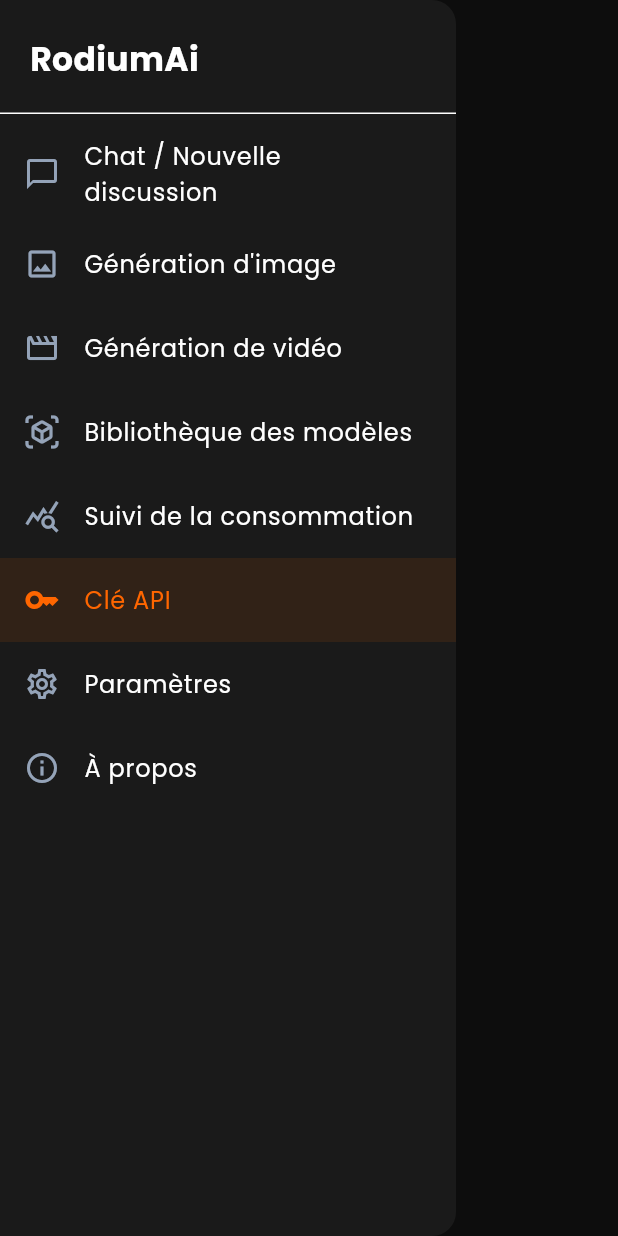
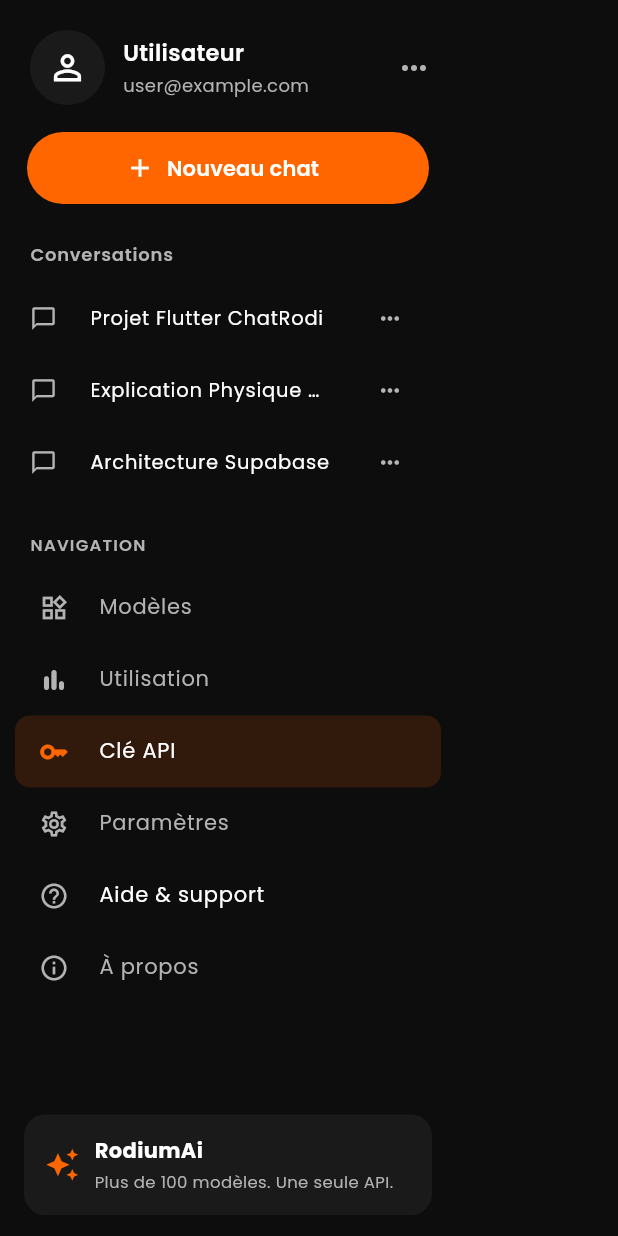
Before and after one commit to justin2119/ChatRodi, a Flutter app: the ChatDrawer widget shown alone on an empty page, opened directly, on a phone screen of 412 x 824 dp. Run offline on Flutter 3.47's test engine with Material 3 defaults, Android fonts, the phone set to English and light mode, and no system bars; our stand-ins replace dio, file_picker, flutter_dotenv, flutter_riverpod, flutter_secure_storage, go_router and 2 more; accounts and stored records are empty.

Commit message:
Recreate Screen 12 chat drawer

```diff
--- a/chat_rodi/lib/features/chat/presentation/widgets/chat_drawer.dart
+++ b/chat_rodi/lib/features/chat/presentation/widgets/chat_drawer.dart
@@ -3,36 +3,125 @@
 
 import '../../../../core/routes/app_router.dart';
 
-/// Navigation principale vers les fonctionnalites de RodiumAi.
+/// Drawer correspondant a l'ecran 12 du mockup RodiumAi.
 class ChatDrawer extends StatelessWidget {
   const ChatDrawer({super.key});
+
+  static const _background = Color(0xFF0D0D0D);
+  static const _surface = Color(0xFF1A1A1A);
+  static const _orange = Color(0xFFFF6600);
+  static const _muted = Color(0xFFB3B3B3);
 
   @override
   Widget build(BuildContext context) {
     final currentLocation = GoRouterState.of(context).uri.path;
     return Drawer(
-      backgroundColor: const Color(0xFF1A1A1A),
+      backgroundColor: _background,
       child: SafeArea(
         child: Column(
           crossAxisAlignment: CrossAxisAlignment.stretch,
           children: [
+            Padding(
+              padding: const EdgeInsets.fromLTRB(20, 20, 16, 18),
+              child: Row(
+                children: [
+                  CircleAvatar(
+                    radius: 25,
+                    backgroundColor: _surface,
+                    child: const Icon(Icons.person_outline, color: Colors.white, size: 27),
+                  ),
+                  const SizedBox(width: 12),
+                  const Expanded(
+                    child: Column(
+                      crossAxisAlignment: CrossAxisAlignment.start,
+                      children: [
+                        Text('Utilisateur', style: TextStyle(color: Colors.white, fontSize: 15, fontWeight: FontWeight.w600)),
+                        SizedBox(height: 3),
+                        Text('user@example.com', style: TextStyle(color: _muted, fontSize: 12)),
+                      ],
+                    ),
+                  ),
+                  const Icon(Icons.more_horiz, color: _muted),
+                ],
+              ),
+            ),
+            Padding(
+              padding: const EdgeInsets.symmetric(horizontal: 18),
+              child: SizedBox(
+                height: 48,
+                child: ElevatedButton.icon(
+                  onPressed: () {
+                    Navigator.of(context).pop();
+                    context.go(AppRoutes.chat);
+                  },
+                  icon: const Icon(Icons.add, size: 20),
+                  label: const Text('Nouveau chat', style: TextStyle(fontWeight: FontWeight.w600)),
+                  style: ElevatedButton.styleFrom(
+                    backgroundColor: _orange,
+                    foregroundColor: Colors.white,
+                    shape: const StadiumBorder(),
+                    elevation: 0,
+                  ),
+                ),
+              ),
+            ),
             const Padding(
-              padding: EdgeInsets.fromLTRB(20, 24, 20, 20),
-              child: Text('RodiumAi', style: TextStyle(fontSize: 22, fontWeight: FontWeight.bold)),
+              padding: EdgeInsets.fromLTRB(20, 25, 20, 10),
+              child: Text('Conversations', style: TextStyle(color: _muted, fontSize: 12, fontWeight: FontWeight.w600, letterSpacing: .5)),
             ),
-            const Divider(height: 1),
             Expanded(
               child: ListView(
-                padding: const EdgeInsets.symmetric(vertical: 8),
+                padding: const EdgeInsets.symmetric(horizontal: 10),
                 children: [
-                  _item(context, currentLocation, Icons.chat_bubble_outline, 'Chat / Nouvelle discussion', AppRoutes.chat),
-                  _item(context, currentLocation, Icons.image_outlined, 'G\u00e9n\u00e9ration d\'image', AppRoutes.generateImage),
-                  _item(context, currentLocation, Icons.movie_outlined, 'G\u00e9n\u00e9ration de vid\u00e9o', AppRoutes.generateVideo),
-                  _item(context, currentLocation, Icons.view_in_ar_outlined, 'Biblioth\u00e8que des mod\u00e8les', AppRoutes.modelSelection),
-                  _item(context, currentLocation, Icons.query_stats, 'Suivi de la consommation', AppRoutes.usage),
-                  _item(context, currentLocation, Icons.key_outlined, 'Cl\u00e9 API', AppRoutes.byok),
-                  _item(context, currentLocation, Icons.settings_outlined, 'Param\u00e8tres', AppRoutes.settings),
-                  _item(context, currentLocation, Icons.info_outline, '\u00c0 propos', AppRoutes.about),
+                  _conversation(context, 'Projet Flutter ChatRodi'),
+                  _conversation(context, 'Explication Physique Chimie'),
+                  _conversation(context, 'Architecture Supabase'),
+                  const Padding(
+                    padding: EdgeInsets.fromLTRB(10, 23, 10, 10),
+                    child: Text('NAVIGATION', style: TextStyle(color: _muted, fontSize: 11, fontWeight: FontWeight.w600, letterSpacing: .8)),
+                  ),
+                  _navItem(context, currentLocation, Icons.widgets_outlined, 'Mod\u00e8les', AppRoutes.modelSelection),
+                  _navItem(context, currentLocation, Icons.bar_chart_rounded, 'Utilisation', AppRoutes.usage),
+                  _navItem(context, currentLocation, Icons.key_outlined, 'Cl\u00e9 API', AppRoutes.byok),
+                  _navItem(context, currentLocation, Icons.settings_outlined, 'Param\u00e8tres', AppRoutes.settings),
+                  ListTile(
+                    dense: true,
+                    leading: const Icon(Icons.help_outline, color: _muted, size: 20),
+                    title: const Text('Aide & support', style: TextStyle(color: Colors.white, fontSize: 14)),
+                    onTap: () {
+                      showDialog<void>(
+                        context: context,
+                        builder: (dialogContext) => AlertDialog(
+                          backgroundColor: _surface,
+                          title: const Text('Aide & support', style: TextStyle(color: Colors.white)),
+                          content: const Text('Besoin d\'aide ? Contactez notre equipe de support.', style: TextStyle(color: _muted)),
+                          actions: [TextButton(onPressed: () => Navigator.pop(dialogContext), child: const Text('Fermer', style: TextStyle(color: _orange)))],
+                        ),
+                      );
+                    },
+                  ),
+                  _navItem(context, currentLocation, Icons.info_outline, '\u00c0 propos', AppRoutes.about),
+                ],
+              ),
+            ),
+            Container(
+              margin: const EdgeInsets.fromLTRB(16, 8, 16, 14),
+              padding: const EdgeInsets.all(14),
+              decoration: BoxDecoration(color: _surface, borderRadius: BorderRadius.circular(14)),
+              child: const Row(
+                children: [
+                  Icon(Icons.auto_awesome, color: _orange, size: 23),
+                  SizedBox(width: 10),
+                  Expanded(
+                    child: Column(
+                      crossAxisAlignment: CrossAxisAlignment.start,
+                      children: [
+                        Text('RodiumAi', style: TextStyle(color: Colors.white, fontSize: 14, fontWeight: FontWeight.bold)),
+                        SizedBox(height: 3),
+                        Text('Plus de 100 mod\u00e8les. Une seule API.', style: TextStyle(color: _muted, fontSize: 11)),
+                      ],
+                    ),
+                  ),
                 ],
               ),
             ),
@@ -42,13 +131,35 @@
     );
   }
 
-  Widget _item(BuildContext context, String current, IconData icon, String label, String route) {
+  Widget _conversation(BuildContext context, String title) {
+    return ListTile(
+      dense: true,
+      contentPadding: const EdgeInsets.symmetric(horizontal: 10),
+      leading: const Icon(Icons.chat_bubble_outline, color: _muted, size: 18),
+      title: Text(title, maxLines: 1, overflow: TextOverflow.ellipsis, style: const TextStyle(color: Colors.white, fontSize: 13)),
+      trailing: PopupMenuButton<String>(
+        padding: EdgeInsets.zero,
+        icon: const Icon(Icons.more_horiz, color: _muted, size: 18),
+        color: _surface,
+        onSelected: (_) {},
+        itemBuilder: (context) => const [PopupMenuItem(value: 'options', child: Text('Options', style: TextStyle(color: Colors.white)))],
+      ),
+      onTap: () {
+        Navigator.of(context).pop();
+        context.go(AppRoutes.chat);
+      },
+    );
+  }
+
+  Widget _navItem(BuildContext context, String current, IconData icon, String label, String route) {
     final selected = current == route;
     return ListTile(
-      leading: Icon(icon, color: selected ? const Color(0xFFFF6600) : const Color(0xFF94A3B8)),
-      title: Text(label),
+      dense: true,
+      leading: Icon(icon, color: selected ? _orange : _muted, size: 20),
+      title: Text(label, style: TextStyle(color: selected ? Colors.white : _muted, fontSize: 14)),
       selected: selected,
-      selectedTileColor: const Color(0x1AFF6600),
+      selectedTileColor: const Color(0x26FF6600),
+      shape: RoundedRectangleBorder(borderRadius: BorderRadius.circular(10)),
       onTap: () {
         Navigator.of(context).pop();
         context.go(route);
```
